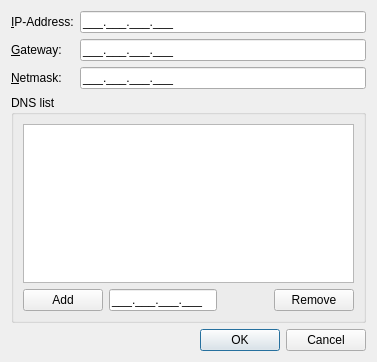
First picture: the form in qnut/ipconf.ui, repository dosnut/nut, before the edit.
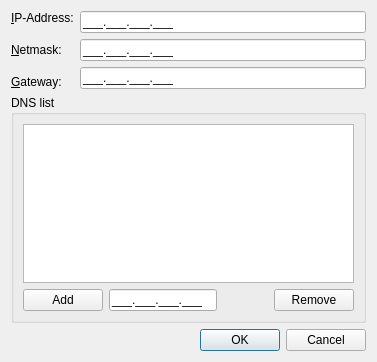
Second picture: the form after the edit.

Commit message: [QNUT] fixed ip configuration layout

The edit to the form file:
```diff
--- a/qnut/ipconf.ui
+++ b/qnut/ipconf.ui
@@ -31,7 +31,7 @@
        </property>
       </widget>
      </item>
-     <item row="0" column="1" >
+     <item rowspan="2" row="0" column="1" >
       <widget class="QLineEdit" name="ipEdit" >
        <property name="sizePolicy" >
         <sizepolicy vsizetype="Fixed" hsizetype="MinimumExpanding" >
@@ -47,30 +47,7 @@
        </property>
       </widget>
      </item>
-     <item row="1" column="0" >
-      <widget class="QLabel" name="gatewayLabel" >
-       <property name="text" >
-        <string>&amp;Gateway:</string>
-       </property>
-       <property name="buddy" >
-        <cstring>gatewayEdit</cstring>
-       </property>
-      </widget>
-     </item>
-     <item row="1" column="1" >
-      <widget class="QLineEdit" name="gatewayEdit" >
-       <property name="sizePolicy" >
-        <sizepolicy vsizetype="Fixed" hsizetype="MinimumExpanding" >
-         <horstretch>0</horstretch>
-         <verstretch>0</verstretch>
-        </sizepolicy>
-       </property>
-       <property name="inputMask" >
-        <string>000.000.000.000;_</string>
-       </property>
-      </widget>
-     </item>
-     <item row="2" column="0" >
+     <item rowspan="3" row="1" column="0" >
       <widget class="QLabel" name="netmaskLabel" >
        <property name="text" >
         <string>&amp;Netmask:</string>
@@ -93,6 +70,29 @@
        </property>
       </widget>
      </item>
+     <item rowspan="2" row="3" column="1" >
+      <widget class="QLineEdit" name="gatewayEdit" >
+       <property name="sizePolicy" >
+        <sizepolicy vsizetype="Fixed" hsizetype="MinimumExpanding" >
+         <horstretch>0</horstretch>
+         <verstretch>0</verstretch>
+        </sizepolicy>
+       </property>
+       <property name="inputMask" >
+        <string>000.000.000.000;_</string>
+       </property>
+      </widget>
+     </item>
+     <item row="4" column="0" >
+      <widget class="QLabel" name="gatewayLabel" >
+       <property name="text" >
+        <string>&amp;Gateway:</string>
+       </property>
+       <property name="buddy" >
+        <cstring>gatewayEdit</cstring>
+       </property>
+      </widget>
+     </item>
     </layout>
    </item>
    <item>
```
